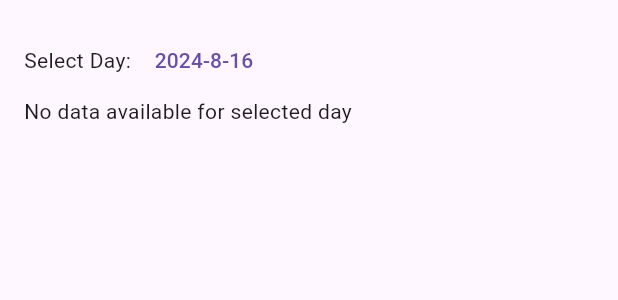
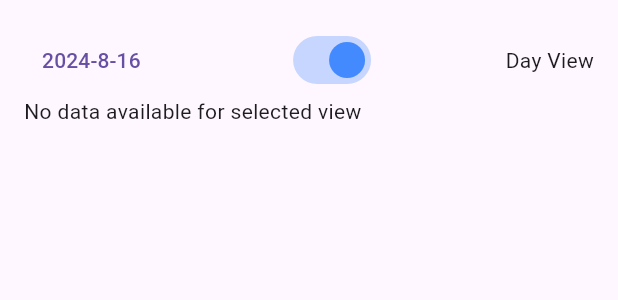
Before and after one commit to andreped/IronFlow, a Flutter app: the SummaryTab widget shown alone on an empty page, opened directly with empty values, on a phone screen of 412 x 824 dp. Shown: the top 300 px of the screen. Run offline on Flutter 3.47's test engine with Material 3 defaults, Android fonts, the phone set to English and light mode, and no system bars; our stand-ins replace fl_chart, sqflite, table_calendar; accounts and stored records are empty.

Commit message:
Add toggle in summary to have day and exercise modes

```diff
--- a/lib/tabs/summary.dart
+++ b/lib/tabs/summary.dart
@@ -15,17 +15,28 @@ class SummaryTab extends StatefulWidget {
 class _SummaryTabState extends State<SummaryTab> {
   final DatabaseHelper _dbHelper = DatabaseHelper();
   List<DateTime> _trainedDates = [];
+  List<String> _predefinedExercises = [];
+  String? _selectedExercise;
+  bool _isDayView = true; // Toggle state
 
   @override
   void initState() {
     super.initState();
     _loadTrainedDates();
+    _loadPredefinedExercises();
   }
 
   Future<void> _loadTrainedDates() async {
     List<DateTime> dates = await _dbHelper.getExerciseDates();
     setState(() {
       _trainedDates = dates;
+    });
+  }
+
+  Future<void> _loadPredefinedExercises() async {
+    List<String> exercises = await _dbHelper.getPredefinedExercises();
+    setState(() {
+      _predefinedExercises = exercises;
     });
   }
 
@@ -97,24 +108,59 @@ class _SummaryTabState extends State<SummaryTab> {
           crossAxisAlignment: CrossAxisAlignment.start,
           children: [
             Row(
+              mainAxisAlignment: MainAxisAlignment.spaceBetween,
               children: [
-                const Text('Select Day: '),
                 TextButton(
                   onPressed: () => _showCalendarModal(context),
                   child: Text(
                       '${widget.selectedDay.year}-${widget.selectedDay.month}-${widget.selectedDay.day}'),
                 ),
+                Switch(
+                  value: _isDayView,
+                  onChanged: (value) {
+                    setState(() {
+                      _isDayView = value;
+                      _selectedExercise = null;
+                    });
+                  },
+                  activeColor: Colors.blueAccent,
+                  activeTrackColor: Colors.blueAccent.withOpacity(0.3),
+                  inactiveThumbColor: Colors.orange,
+                  inactiveTrackColor: Colors.orange.withOpacity(0.3),
+                ),
+                Text(_isDayView ? 'Day View' : 'Exercise View'),
               ],
             ),
+            if (!_isDayView)
+              DropdownButton<String>(
+                value: _selectedExercise,
+                hint: Text('Select Exercise'),
+                onChanged: (String? newValue) {
+                  setState(() {
+                    _selectedExercise = newValue!;
+                  });
+                },
+                items: _predefinedExercises
+                    .map<DropdownMenuItem<String>>((String exercise) {
+                  return DropdownMenuItem<String>(
+                    value: exercise,
+                    child: Text(exercise),
+                  );
+                }).toList(),
+              ),
             FutureBuilder<Map<String, dynamic>>(
-              future: _dbHelper.getSummaryForDay(widget.selectedDay),
+              future: _isDayView
+                  ? _dbHelper.getSummaryForDay(widget.selectedDay)
+                  : (_selectedExercise != null
+                      ? _dbHelper.getSummaryForExercise(_selectedExercise!)
+                      : Future.value({})),
               builder: (context, snapshot) {
                 if (snapshot.connectionState == ConnectionState.waiting) {
                   return const CircularProgressIndicator();
                 } else if (snapshot.hasError) {
                   return Text('Error: ${snapshot.error}');
                 } else if (!snapshot.hasData || snapshot.data!.isEmpty) {
-                  return const Text('No data available for selected day');
+                  return const Text('No data available for selected view');
                 }
 
                 final summaryData = snapshot.data!;
```
Also changed, not shown: lib/core/database.dart (+40 -0 lines).
